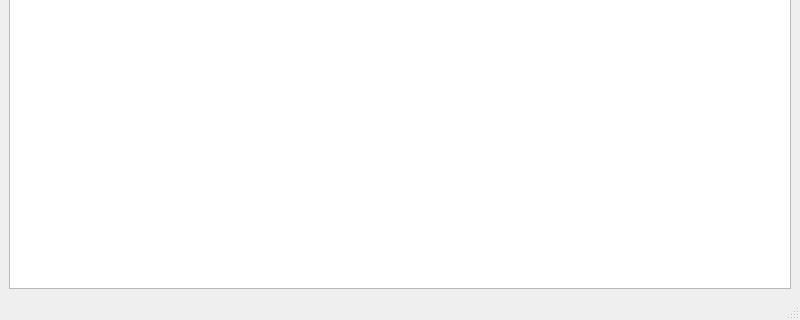
Old version of the form mainwindow.ui in the repository Sergeyego/el_prod; both pictures show x 0 to 800 and y 280 to 600 of the 800 by 600 pixel window.
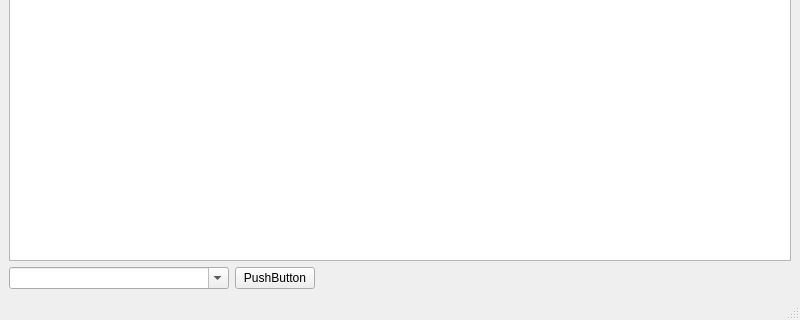
New version of the form. Custom widgets are drawn as their Qt base class.

Patch:
```diff
--- a/mainwindow.ui
+++ b/mainwindow.ui
@@ -42,6 +42,43 @@
     <item>
      <widget class="RestTableView" name="tableView"/>
     </item>
+    <item>
+     <layout class="QHBoxLayout" name="horizontalLayout_2">
+      <item>
+       <widget class="RestComboBox" name="comboBox">
+        <property name="minimumSize">
+         <size>
+          <width>220</width>
+          <height>0</height>
+         </size>
+        </property>
+        <property name="editable">
+         <bool>true</bool>
+        </property>
+       </widget>
+      </item>
+      <item>
+       <widget class="QPushButton" name="pushButtonRel">
+        <property name="text">
+         <string>PushButton</string>
+        </property>
+       </widget>
+      </item>
+      <item>
+       <spacer name="horizontalSpacer_2">
+        <property name="orientation">
+         <enum>Qt::Orientation::Horizontal</enum>
+        </property>
+        <property name="sizeHint" stdset="0">
+         <size>
+          <width>40</width>
+          <height>20</height>
+         </size>
+        </property>
+       </spacer>
+      </item>
+     </layout>
+    </item>
    </layout>
   </widget>
   <widget class="QMenuBar" name="menubar">
@@ -62,6 +99,11 @@
    <extends>QTableView</extends>
    <header>rest/resttableview.h</header>
   </customwidget>
+  <customwidget>
+   <class>RestComboBox</class>
+   <extends>QComboBox</extends>
+   <header>rest/restcombobox.h</header>
+  </customwidget>
  </customwidgets>
  <resources/>
  <connections/>
```
